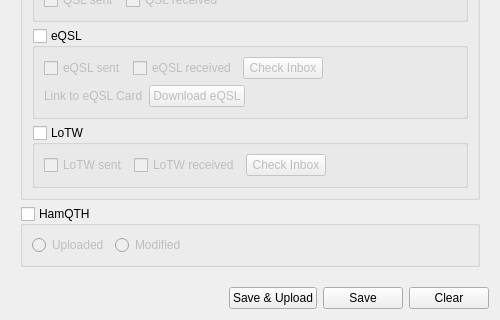
This is ui_files/DragonLog_QSOForm.ui in gitandy/DragonLog as Qt 5 draws it before an edit; both pictures show x 0 to 500 and y 280 to 600 of the 500 by 600 pixel window. The edited form follows.
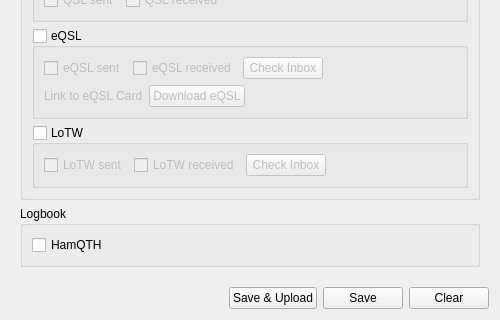
This is the edited form. The open tabs and pages were chosen to show the change.

Patch:
```diff
--- a/ui_files/DragonLog_QSOForm.ui
+++ b/ui_files/DragonLog_QSOForm.ui
@@ -870,26 +870,13 @@
        <item>
         <widget class="QGroupBox" name="hamQTHGroupBox">
          <property name="title">
-          <string>HamQTH</string>
-         </property>
-         <property name="checkable">
-          <bool>true</bool>
-         </property>
-         <property name="checked">
-          <bool>false</bool>
+          <string>Logbook</string>
          </property>
          <layout class="QHBoxLayout" name="horizontalLayout_3">
           <item>
-           <widget class="QRadioButton" name="hamQTHuplRadioButton">
+           <widget class="QCheckBox" name="hamQTHCheckBox">
             <property name="text">
-             <string>Uploaded</string>
-            </property>
-           </widget>
-          </item>
-          <item>
-           <widget class="QRadioButton" name="hamQTHmodRadioButton">
-            <property name="text">
-             <string>Modified</string>
+             <string>HamQTH</string>
             </property>
            </widget>
           </item>
```
Left out of the diff: 7 changed lines with no effect on the pictures.
